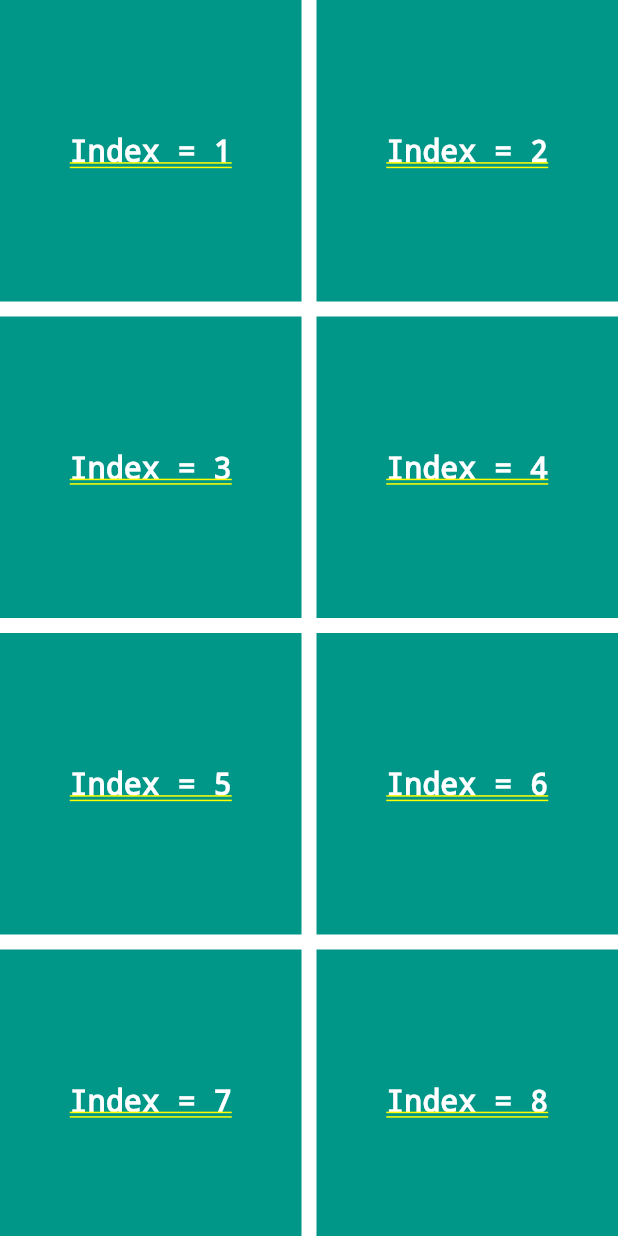
After one commit to gautam-manish/Learning_Flutter, a Flutter app: the BuilderGridView screen opened by its route, on a phone screen of 412 x 824 dp. The commit adds this screen. Run offline on Flutter 3.47's test engine with Material 3 defaults, Android fonts, the phone set to English and light mode, and no system bars; network calls fail.

Commit message:
just a commit

```diff
--- /dev/null
+++ b/lib/gridViewExample/builder_grid_view.dart
@@ -0,0 +1,29 @@
+import 'package:flutter/material.dart';
+
+class BuilderGridView extends StatelessWidget {
+  const BuilderGridView({super.key});
+
+  @override
+  Widget build(BuildContext context) {
+    return GridView.builder(gridDelegate: const SliverGridDelegateWithMaxCrossAxisExtent(maxCrossAxisExtent: 200,
+      crossAxisSpacing: 10,
+      mainAxisSpacing: 10,
+    ),
+    itemBuilder:(ctx, index){
+      return Container(
+        color: Colors.teal,
+        child: Center(
+          child: Text(
+            "Index = ${index + 1}",
+            style: const TextStyle(
+              color: Colors.white,
+              fontWeight: FontWeight.bold,
+              fontSize: 20,
+            ),
+          ),
+        ),
+      );
+    },
+    );
+  }
+}
--- a/lib/main.dart
+++ b/lib/main.dart
@@ -1,5 +1,7 @@
 import 'package:first_flutter_app/dashboard.dart';
 import 'package:first_flutter_app/first.dart';
+import 'package:first_flutter_app/gridViewExample/builder_grid_view.dart';
+import 'package:first_flutter_app/gridViewExample/normal_grid_view.dart';
 import 'package:first_flutter_app/listViewExample/builder_list_view.dart';
 import 'package:first_flutter_app/listViewExample/normal_list_view.dart';
 import 'package:first_flutter_app/listViewExample/seperated_list_view.dart';
@@ -34,6 +36,12 @@ class MyApp extends StatelessWidget {
         },
         "/seperated":(ctx){
           return SeperatedListView();
+        },
+        "/grid":(ctx){
+          return NormalGridView();
+        },
+        "/buildergv":(ctx){
+          return BuilderGridView();
         }
       },
       initialRoute: "/seperated",
```
Also changed, not shown: lib/gridViewExample/count_grid_view.dart (added, +10 -0 lines), lib/gridViewExample/normal_grid_view.dart (added, +26 -0 lines).
